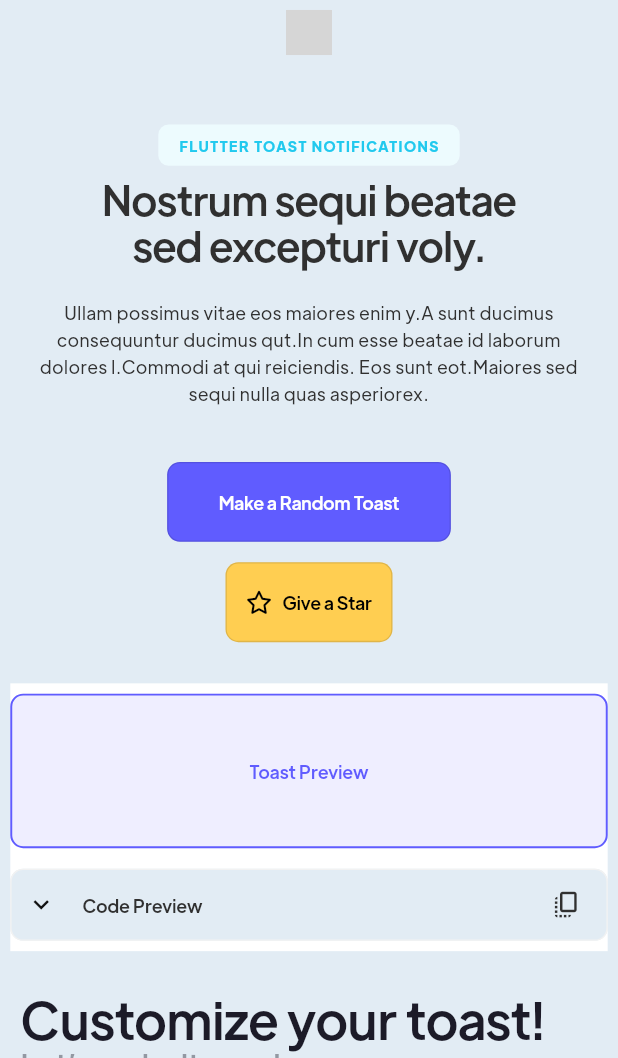
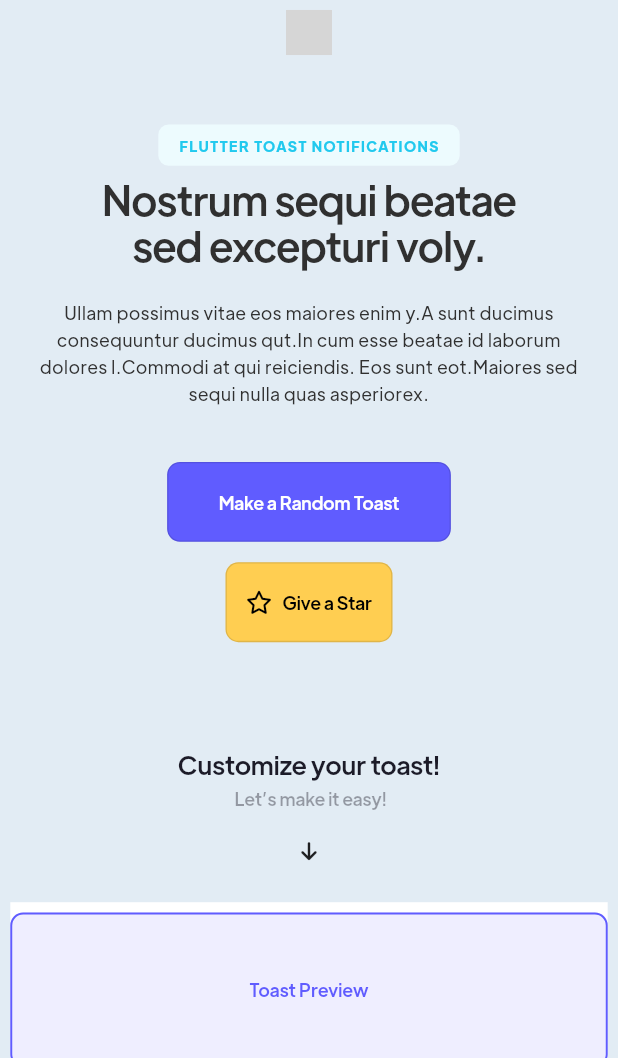
Before and after one commit to payam-zahedi/toastification, a Flutter app: the screen it shows after launch, on a phone screen of 412 x 824 dp, the part 178-1236 px from its top. Run offline on Flutter 3.47's test engine with Material 2 defaults, Android fonts, the phone set to English and light mode, and no system bars; our stand-ins replace flutter_sticky_header, flutter_svg, font_awesome_flutter, responsive_framework; missing offline and left inert: pausable_timer; grey boxes are pictures that could not be loaded.

Commit message:
update customizeTitle widget

```diff
--- a/example/lib/src/features/home/views/widgets/customization_panel.dart
+++ b/example/lib/src/features/home/views/widgets/customization_panel.dart
@@ -1,3 +1,4 @@
+import 'package:example/src/core/usecase/extension/responsive.dart';
 import 'package:example/src/core/views/widgets/bordered_container.dart';
 import 'package:example/src/core/views/widgets/count_tile.dart';
 import 'package:example/src/core/views/widgets/drop_down.dart';
@@ -10,29 +11,31 @@ import 'package:example/src/core/views/widgets/soon.dart';
 import 'package:example/src/core/views/widgets/tab_bar.dart';
 import 'package:example/src/core/views/widgets/toggle_tile.dart';
 import 'package:flutter/material.dart';
+import 'package:responsive_framework/responsive_wrapper.dart';
 
 class CustomizationPanel extends StatelessWidget {
   const CustomizationPanel({super.key});
 
   @override
   Widget build(BuildContext context) {
-    return const SliverList(
+    return SliverList(
       delegate: SliverChildListDelegate.fixed(
         [
-          _CustomizeTitle(),
-          SizedBox(height: 24),
-          ToastTypeTabBar(),
-          _PositionSection(),
-          _ContentAndStyleSection(),
-          _ControllersAndInteractions(),
+          if (!ResponsiveWrapper.of(context).isSmallerThan(MOBILE))
+            const CustomizeTitle(),
+          const SizedBox(height: 24),
+          const ToastTypeTabBar(),
+          const _PositionSection(),
+          const _ContentAndStyleSection(),
+          const _ControllersAndInteractions(),
         ],
       ),
     );
   }
 }
 
-class _CustomizeTitle extends StatelessWidget {
-  const _CustomizeTitle();
+class CustomizeTitle extends StatelessWidget {
+  const CustomizeTitle({super.key});
 
   @override
   Widget build(BuildContext context) {
@@ -40,29 +43,44 @@ class _CustomizeTitle extends StatelessWidget {
 
     const titleColor = Color(0xff1C1B28);
 
-    return RichText(
-      text: TextSpan(
+    return Flex(
+      direction: context.responsiveValue(
+        desktop: Axis.horizontal,
+        tablet: Axis.vertical,
+        mobile: Axis.vertical,
+      ),
+      crossAxisAlignment: context.responsiveValue(
+        desktop: CrossAxisAlignment.end,
+        tablet: CrossAxisAlignment.center,
+        mobile: CrossAxisAlignment.center,
+      ),
       children: [
-          TextSpan(
-            text: 'Customize your toast!',
+        Text(
+          'Customize your toast!',
           style: theme.textTheme.displayMedium?.copyWith(
-              fontSize: 40,
+            fontSize: context.responsiveValue(
+              desktop: 40,
+              mobile: 20,
+            ),
             fontWeight: FontWeight.w500,
             color: titleColor,
             height: 1,
           ),
         ),
-          TextSpan(
-            text: ' Let’s make it easy!',
+        const SizedBox(height: 8),
+        Text(
+          ' Let’s make it easy!',
           style: theme.textTheme.displayMedium?.copyWith(
-              fontSize: 24,
+            fontSize: context.responsiveValue(
+              desktop: 24,
+              mobile: 14,
+            ),
             fontWeight: FontWeight.w500,
             color: titleColor.withOpacity(.4),
             height: 1.2,
           ),
         ),
       ],
-      ),
     );
   }
 }
--- a/example/lib/src/features/home/views/widgets/header.dart
+++ b/example/lib/src/features/home/views/widgets/header.dart
@@ -1,7 +1,9 @@
 import 'package:example/src/core/usecase/extension/responsive.dart';
 import 'package:example/src/core/views/widgets/core.dart';
+import 'package:example/src/features/home/views/widgets/customization_panel.dart';
 import 'package:flutter/material.dart';
 import 'package:font_awesome_flutter/font_awesome_flutter.dart';
+import 'package:responsive_framework/responsive_wrapper.dart';
 
 class ToastHeader extends StatelessWidget {
   const ToastHeader({super.key});
@@ -91,6 +93,13 @@ class ToastHeader extends StatelessWidget {
                     label: const Text('Give a Star'),
                     icon: const FaIcon(FontAwesomeIcons.star),
                   ),
+                  if (ResponsiveWrapper.of(context).isSmallerThan(MOBILE)) ...[
+                    const Padding(
+                      padding: EdgeInsets.only(top: 85, bottom: 24),
+                      child: CustomizeTitle(),
+                    ),
+                    const AnimatedArrow(),
+                  ],
                 ],
               )
             ],
@@ -100,3 +109,54 @@ class ToastHeader extends StatelessWidget {
     );
   }
 }
+
+class AnimatedArrow extends StatefulWidget {
+  const AnimatedArrow({super.key});
+
+  @override
+  _AnimatedArrowState createState() => _AnimatedArrowState();
+}
+
+class _AnimatedArrowState extends State<AnimatedArrow>
+    with SingleTickerProviderStateMixin {
+  late final AnimationController _controller;
+
+  late final Animation<double> _animation;
+
+  @override
+  void initState() {
+    super.initState();
+    _controller = AnimationController(
+      duration: const Duration(milliseconds: 1000),
+      vsync: this,
+    )..repeat(reverse: true);
+
+    _animation = CurvedAnimation(
+      parent: _controller,
+      curve: Curves.easeInOut,
+    );
+  }
+
+  @override
+  Widget build(BuildContext context) {
+    return AnimatedBuilder(
+      animation: _animation,
+      builder: (_, child) {
+        return Transform.translate(
+          offset: Offset(0, 8 * _animation.value),
+          child: child,
+        );
+      },
+      child: const FaIcon(
+        FontAwesomeIcons.arrowDown,
+        size: 16,
+      ),
+    );
+  }
+
+  @override
+  void dispose() {
+    _controller.dispose();
+    super.dispose();
+  }
+}
```
Lines whose indentation alone changed are shown as unchanged.
